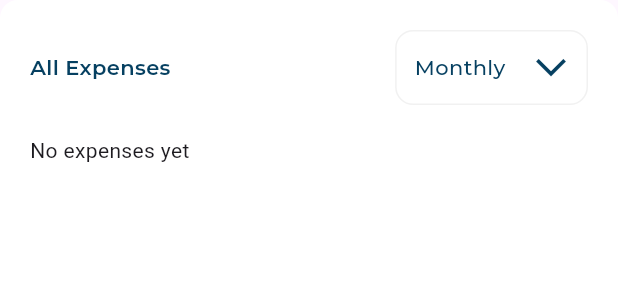
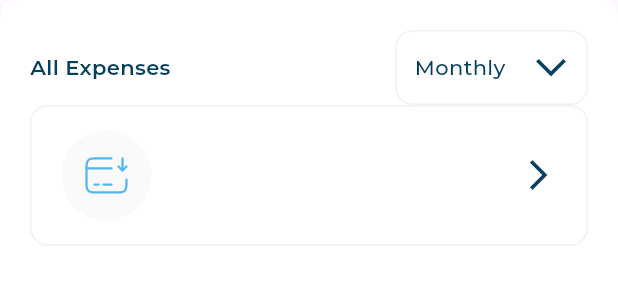
Before and after one commit to MahmoudAbuelazm/responsive_dash_board, a Flutter app: the AllExpenses widget shown alone on an empty page, opened directly, on a phone screen of 412 x 824 dp. Shown: the top 300 px of the screen. Run offline on Flutter 3.47's test engine with Material 3 defaults, Android fonts, the phone set to English and light mode, and no system bars; our stand-ins replace flutter_svg, google_fonts.

Commit message:
Add AllExpensesItemModel and update AllExpenses widget for expense display

```diff
--- /dev/null
+++ b/lib/models/all_expenses_item_model.dart
@@ -0,0 +1,9 @@
+class AllExpensesItemModel {
+  final String image, title, date ,price;
+  const AllExpensesItemModel({
+    required this.image,
+    required this.title,
+    required this.date,
+    required this.price,
+  });
+}
--- a/lib/section/all_expenses.dart
+++ b/lib/section/all_expenses.dart
@@ -1,5 +1,8 @@
 import 'package:flutter/material.dart';
+import 'package:responsive_dash_board/widgets/all_expenses_item.dart';
 
+import '../models/all_expenses_item_model.dart';
+import '../utils/app_images.dart';
 import '../widgets/all_expenses_header.dart';
 
 class AllExpenses extends StatelessWidget {
@@ -15,12 +18,18 @@ class AllExpenses extends StatelessWidget {
           borderRadius: BorderRadius.circular(12),
         ),
       ),
-      child: Column(
+      child: const Column(
         crossAxisAlignment: CrossAxisAlignment.start,
-        children: const [
-          AllExpensesHeader (),
-          SizedBox(height: 20),
-          Text('No expenses yet'),
+        children: [
+          AllExpensesHeader(),
+          AllExpensesItem(
+            item: AllExpensesItemModel(
+              image: Assets.imagesIncome,
+              title: "Income",
+              price: r"$20",
+              date: "12 Jan 2021",
+            ),
+          ),
         ],
       ),
     );
--- a/lib/widgets/all_expenses_item.dart
+++ b/lib/widgets/all_expenses_item.dart
@@ -1,9 +1,11 @@
 import 'package:flutter/material.dart';
 
+import '../models/all_expenses_item_model.dart';
 import 'all_expenses_item_header.dart';
 
 class AllExpensesItem extends StatelessWidget {
-  const AllExpensesItem({super.key});
+  final AllExpensesItemModel item;
+  const AllExpensesItem({super.key , required this.item});
 
   @override
   Widget build(BuildContext context) {
@@ -21,7 +23,9 @@ class AllExpensesItem extends StatelessWidget {
       ),
       child: Column(
         children: [
-          AllExpensesItemHeader(),
+          AllExpensesItemHeader(
+            image: item.image,
+          ),
         ],
       ),
     );
--- a/lib/widgets/all_expenses_item_header.dart
+++ b/lib/widgets/all_expenses_item_header.dart
@@ -16,10 +16,20 @@ class AllExpensesItemHeader extends StatelessWidget {
             shape: OvalBorder(),
             color: Color(0xffFAFAFA),
           ),
-          child: SvgPicture.asset(
-            image,
+          child: Center(
+            child: SvgPicture.asset(
+              image,
+            ),
           ),
-        )
+        ),
+        const Spacer(),
+        Transform.rotate(
+          angle: -1.5708 * 2,
+          child: const Icon(
+            Icons.arrow_back_ios_new_outlined,
+            color: Color(0xFF064061),
+          ),
+        ),
       ],
     );
   }
```
